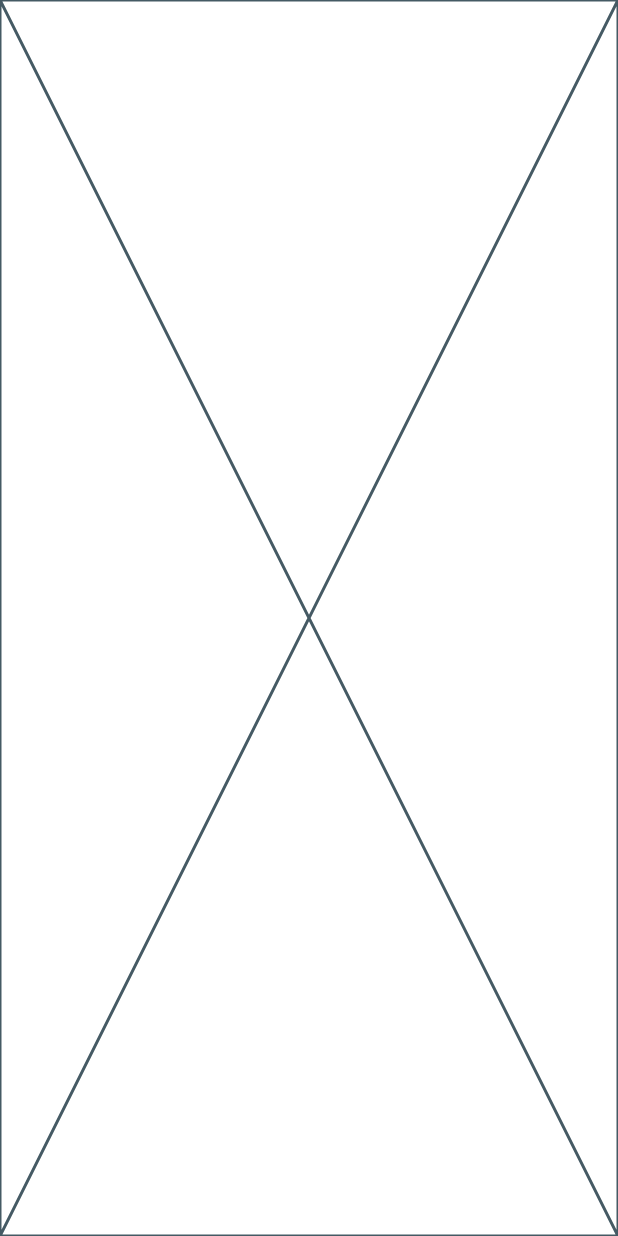
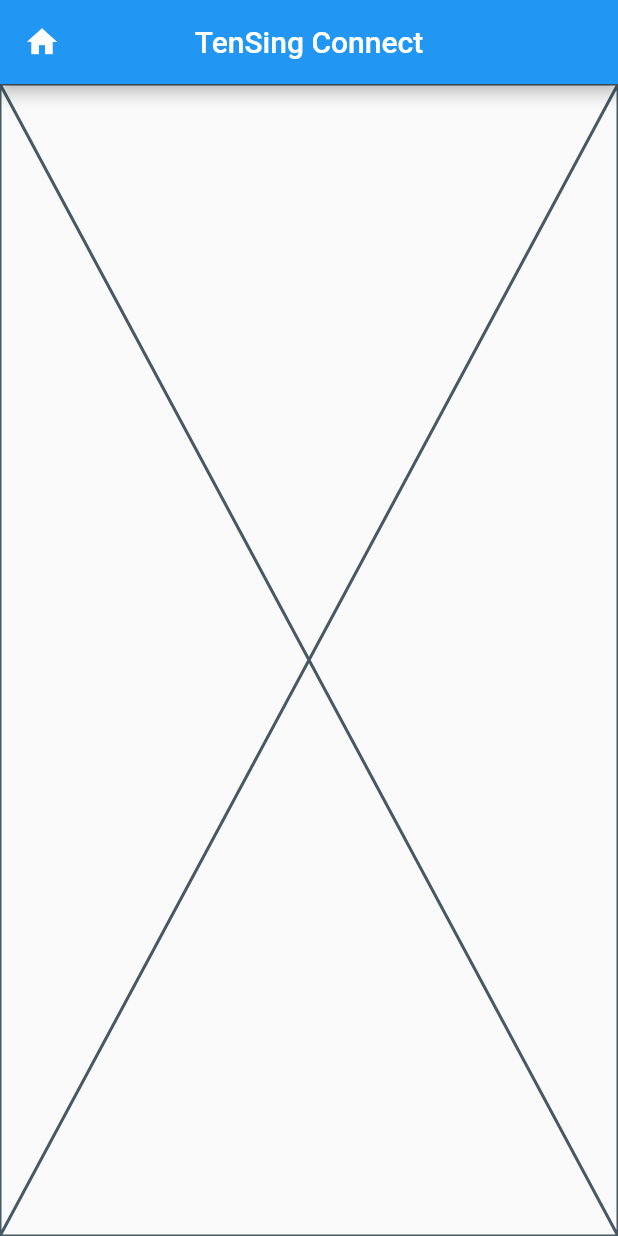
Before and after one commit to JuKu/ts-connect-app, a Flutter app: the screen it shows after launch, after a tap on "Anmelden", on a phone screen of 412 x 824 dp. Run offline on Flutter 3.47's test engine with Material 2 defaults, Android fonts, the phone set to English and light mode, and no system bars.

Commit message:
Change RootWidget

```diff
--- a/lib/main.dart
+++ b/lib/main.dart
@@ -1,5 +1,7 @@
 import 'package:flutter/material.dart';
 import 'package:ts_connect_app/presentation/login/login_activity.dart';
+import 'package:ts_connect_app/presentation/pages/settings/before_login/global_settings.dart';
+import 'package:ts_connect_app/presentation/root/rootwidget.dart';
 
 void main() {
   runApp(const MyApp());
@@ -10,10 +12,14 @@ class MyApp extends StatelessWidget {
 
   @override
   Widget build(BuildContext context) {
-    return const MaterialApp(
-      home: LoginActivity(),
+    return MaterialApp(
+      home: const LoginActivity(),
       /*debugShowCheckedModeBanner: false,
       debugShowMaterialGrid: false,*/
+      routes: <String, WidgetBuilder>{
+        "/app/home" : (BuildContext context) => const RootWidget(),
+        "/settings" : (BuildContext context) => const GlobalSettingsWidget(),
+      },
     );
   }
 }
--- a/lib/presentation/root/rootwidget.dart
+++ b/lib/presentation/root/rootwidget.dart
@@ -10,6 +10,25 @@ class RootWidget extends StatefulWidget {
 class _State extends State<RootWidget> {
   @override
   Widget build(BuildContext context) {
-    return const Placeholder();
+    return Scaffold(
+        appBar: AppBar(
+          title: const Text("TenSing Connect"),
+          centerTitle: true,
+          leading: const Icon(Icons.home),
+          actions: const [
+            /*IconButton(
+              onPressed: () {},
+              icon: const Icon(Icons.call),
+            ),*/
+            /*IconButton(
+            onPressed: () {
+              Navigator.push(context, MaterialPageRoute(builder: (context) => const GlobalSettingsWidget()));
+            },
+            icon: const Icon(Icons.more_vert),
+          ),*/
+          ],
+        ),
+        body: const Placeholder()
+    );;
   }
 }
```
Also changed, not shown: lib/presentation/pages/settings/before_login/global_settings.dart (+20 -1 lines).
